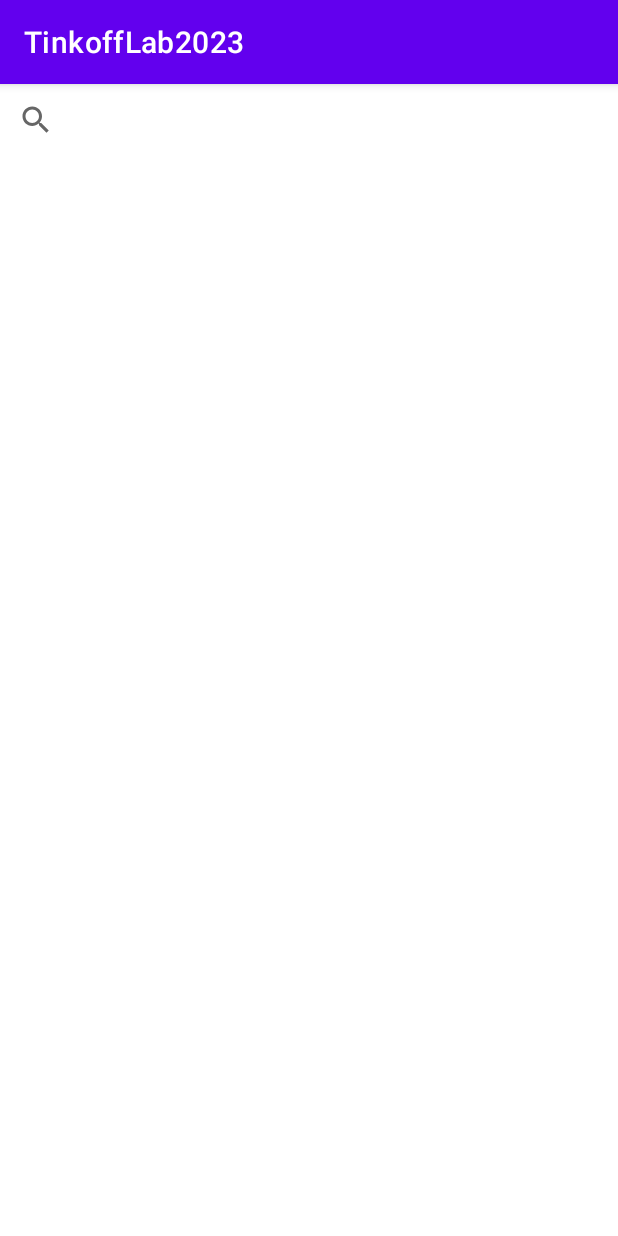
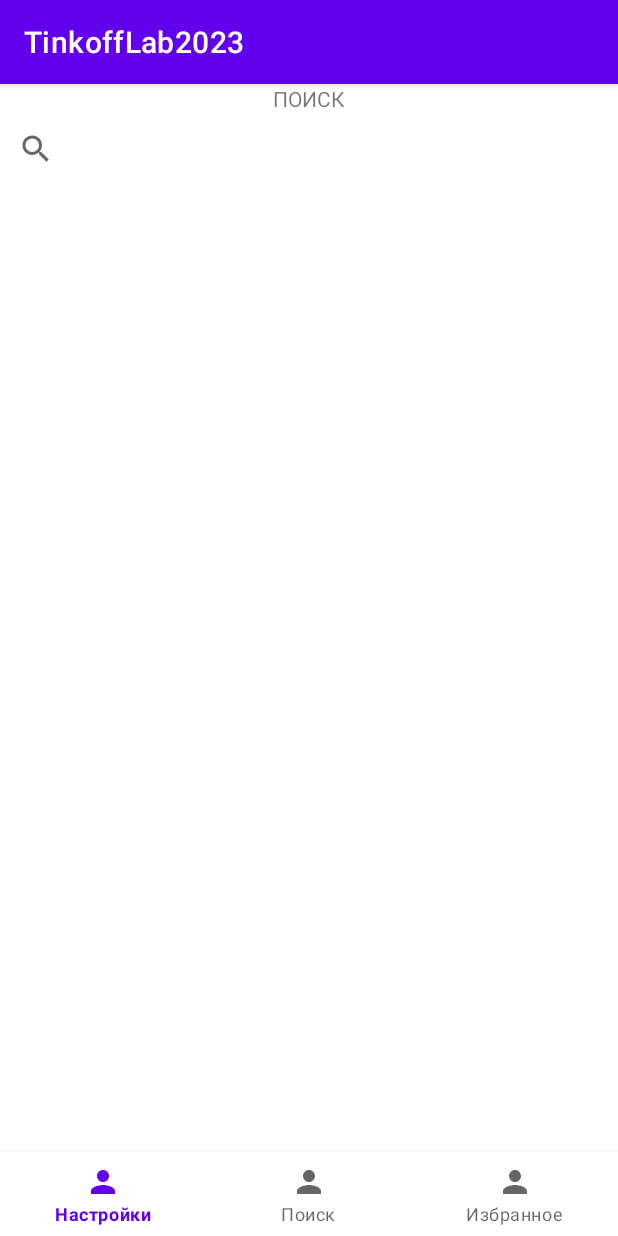
Before and after one commit to gleb1k/TinkoffLab2023, an Android app: the screen it shows after launch (MainActivity), on a phone screen of 412 x 824 dp. Run offline under Robolectric (Android 15) with nearby library versions, the phone set to English and light mode, and no system bars; libraries missing offline, so code that uses them is left out: com.github.terrakok.cicerone; pictures from the network do not load; 1 statement that could not run was skipped.

Commit message:
Navigation

```diff
--- a/app/src/main/java/com/example/tinkofflab2023/App.kt
+++ b/app/src/main/java/com/example/tinkofflab2023/App.kt
@@ -3,12 +3,9 @@
 import android.app.Application
 import com.github.terrakok.cicerone.Cicerone
 
+
 class App : Application() {
 
-    //todo вынести в di?
-    private val cicerone = Cicerone.create()
-    val router get() = cicerone.router
-    val navigatorHolder get() = cicerone.getNavigatorHolder()
 
     override fun onCreate() {
         super.onCreate()
--- a/app/src/main/java/com/example/tinkofflab2023/presentation/MainActivity.kt
+++ b/app/src/main/java/com/example/tinkofflab2023/presentation/MainActivity.kt
@@ -1,20 +1,46 @@
 package com.example.tinkofflab2023.presentation
 
+import android.os.Bundle
 import androidx.appcompat.app.AppCompatActivity
-import android.os.Bundle
 import com.example.tinkofflab2023.R
 import com.example.tinkofflab2023.databinding.ActivityMainBinding
-import com.example.tinkofflab2023.presentation.fragment.MainFragment
+import com.example.tinkofflab2023.di.DataContainer
 import com.example.tinkofflab2023.presentation.fragment.SearchFragment
+import com.github.terrakok.cicerone.androidx.AppNavigator
 
 class MainActivity : AppCompatActivity() {
 
     private var binding: ActivityMainBinding? = null
+    private val navigator = AppNavigator(
+        this,
+        R.id.fragment_container
+    )
+    private val router = DataContainer.router
 
     override fun onCreate(savedInstanceState: Bundle?) {
         super.onCreate(savedInstanceState)
         binding = ActivityMainBinding.inflate(layoutInflater).also {
             setContentView(it.root)
+        }
+
+        binding?.run {
+            bnvMain.setOnItemSelectedListener {
+                when (it.itemId) {
+                    R.id.action_settings -> {
+                        router.navigateTo(DataContainer.Settings())
+                        true
+                    }
+                    R.id.action_search -> {
+                        router.navigateTo(DataContainer.Search())
+                        true
+                    }
+                    R.id.action_favorite -> {
+                        router.navigateTo(DataContainer.Favorite())
+                        true
+                    }
+                    else -> false
+                }
+            }
         }
 
         supportFragmentManager.beginTransaction()
@@ -25,6 +51,15 @@
             .commit()
     }
 
+    override fun onResumeFragments() {
+        super.onResumeFragments()
+        DataContainer.navigatorHolder.setNavigator(navigator)
+    }
+
+    override fun onPause() {
+        DataContainer.navigatorHolder.removeNavigator()
+        super.onPause()
+    }
 
     override fun onDestroy() {
         super.onDestroy()
--- a/app/src/main/java/com/example/tinkofflab2023/presentation/fragment/SearchFragment.kt
+++ b/app/src/main/java/com/example/tinkofflab2023/presentation/fragment/SearchFragment.kt
@@ -6,18 +6,30 @@
 import androidx.fragment.app.Fragment
 import androidx.fragment.app.viewModels
 import com.bumptech.glide.Glide
+import com.example.tinkofflab2023.App
 import com.example.tinkofflab2023.R
 import com.example.tinkofflab2023.databinding.FragmentSearchBinding
+import com.example.tinkofflab2023.di.DataContainer
 import com.example.tinkofflab2023.presentation.viewmodel.SearchViewModel
 import com.example.tinkofflab2023.presentation.recyclerview.SearchPlayersAdapter
+import com.github.terrakok.cicerone.Router
 
 class SearchFragment : Fragment(R.layout.fragment_search) {
 
     private var binding: FragmentSearchBinding? = null
     private var searchAdapter: SearchPlayersAdapter? = null
+    private val router: Router = DataContainer.router
 
     private val searchViewModel: SearchViewModel by viewModels {
         SearchViewModel.Factory
+    }
+
+    fun onOpenNewScreen() {
+        router.navigateTo(DataContainer.Player())
+    }
+
+    fun onBackPressed() {
+        router.exit()
     }
 
     override fun onViewCreated(view: View, savedInstanceState: Bundle?) {
@@ -36,6 +48,12 @@
             binding?.rvPlayers?.adapter = adapter
         }
         setSearchView()
+
+        binding?.run {
+            tvSearch.setOnClickListener {
+                onOpenNewScreen()
+            }
+        }
     }
 
     private fun setSearchView() {
@@ -48,13 +66,13 @@
                         //но нельзя же писать логику в фрагменте
                         searchViewModel.onSearchClick(name)
                     }
+                    searchView.clearFocus()
                     return true
                 }
 
                 override fun onQueryTextChange(p0: String?): Boolean {
                     return false
                 }
-
             })
         }
     }
--- a/app/src/main/res/layout/activity_main.xml
+++ b/app/src/main/res/layout/activity_main.xml
@@ -9,6 +9,14 @@
     <FrameLayout
         android:id="@+id/fragment_container"
         android:layout_width="match_parent"
-        android:layout_height="match_parent"/>
+        android:layout_height="match_parent" />
+
+    <com.google.android.material.bottomnavigation.BottomNavigationView
+        android:id="@+id/bnv_main"
+        android:layout_width="match_parent"
+        android:layout_height="wrap_content"
+        app:labelVisibilityMode="labeled"
+        app:layout_constraintBottom_toBottomOf="parent"
+        app:menu="@menu/menu_main" />
 
 </androidx.constraintlayout.widget.ConstraintLayout>
--- a/app/src/main/res/layout/fragment_search.xml
+++ b/app/src/main/res/layout/fragment_search.xml
@@ -1,9 +1,18 @@
 <?xml version="1.0" encoding="utf-8"?>
 <androidx.constraintlayout.widget.ConstraintLayout xmlns:android="http://schemas.android.com/apk/res/android"
     xmlns:app="http://schemas.android.com/apk/res-auto"
+    xmlns:tools="http://schemas.android.com/tools"
     android:layout_width="match_parent"
-    android:layout_height="match_parent"
-    xmlns:tools="http://schemas.android.com/tools">
+    android:layout_height="match_parent">
+
+    <TextView
+        android:id="@+id/tv_search"
+        android:layout_width="wrap_content"
+        android:layout_height="wrap_content"
+        android:text="ПОИСК"
+        app:layout_constraintEnd_toEndOf="parent"
+        app:layout_constraintStart_toStartOf="parent"
+        app:layout_constraintTop_toTopOf="parent" />
 
     <SearchView
         android:id="@+id/searchView"
@@ -11,18 +20,18 @@
         android:layout_height="wrap_content"
         app:layout_constraintEnd_toEndOf="parent"
         app:layout_constraintStart_toStartOf="parent"
-        app:layout_constraintTop_toTopOf="parent" />
+        app:layout_constraintTop_toBottomOf="@id/tv_search" />
 
     <androidx.recyclerview.widget.RecyclerView
         android:id="@+id/rv_players"
         android:layout_width="match_parent"
         android:layout_height="0dp"
+        app:layoutManager="androidx.recyclerview.widget.LinearLayoutManager"
         app:layout_constraintBottom_toBottomOf="parent"
         app:layout_constraintEnd_toEndOf="parent"
         app:layout_constraintStart_toStartOf="parent"
+        app:layout_constraintTop_toBottomOf="@+id/searchView"
         tools:itemCount="20"
-        app:layoutManager="androidx.recyclerview.widget.LinearLayoutManager"
-        tools:listitem="@layout/search_player_item"
-        app:layout_constraintTop_toBottomOf="@+id/searchView" />
+        tools:listitem="@layout/search_player_item" />
 
 </androidx.constraintlayout.widget.ConstraintLayout>
--- /dev/null
+++ b/app/src/main/res/menu/menu_main.xml
@@ -0,0 +1,17 @@
+<?xml version="1.0" encoding="utf-8"?>
+<menu xmlns:android="http://schemas.android.com/apk/res/android">
+
+    <item
+        android:id="@+id/action_settings"
+        android:icon="@drawable/ic_baseline_person_40"
+        android:title="Настройки" />
+    <item
+        android:id="@+id/action_search"
+        android:icon="@drawable/ic_baseline_person_40"
+        android:title="Поиск" />
+    <item
+        android:id="@+id/action_favorite"
+        android:icon="@drawable/ic_baseline_person_40"
+        android:title="Избранное" />
+
+</menu>
--- a/app/src/main/res/values/strings.xml
+++ b/app/src/main/res/values/strings.xml
@@ -1,3 +1,4 @@
 <resources>
     <string name="app_name">TinkoffLab2023</string>
+    <string name="settings">Настройки</string>
 </resources>
```
Also changed, not shown: app/src/main/java/com/example/tinkofflab2023/di/DataContainer.kt (+11 -2 lines), app/src/main/java/com/example/tinkofflab2023/presentation/fragment/FavoriteFragment.kt (added, +23 -0 lines), app/src/main/java/com/example/tinkofflab2023/presentation/fragment/PlayerFragment.kt (added, +23 -0 lines), app/src/main/java/com/example/tinkofflab2023/presentation/fragment/SettingsFragment.kt (added, +23 -0 lines), app/src/main/res/layout/fragment_favorite.xml (added, +55 -0 lines), app/src/main/res/layout/fragment_player.xml (added, +55 -0 lines), app/src/main/res/layout/fragment_settings.xml (added, +16 -0 lines).
